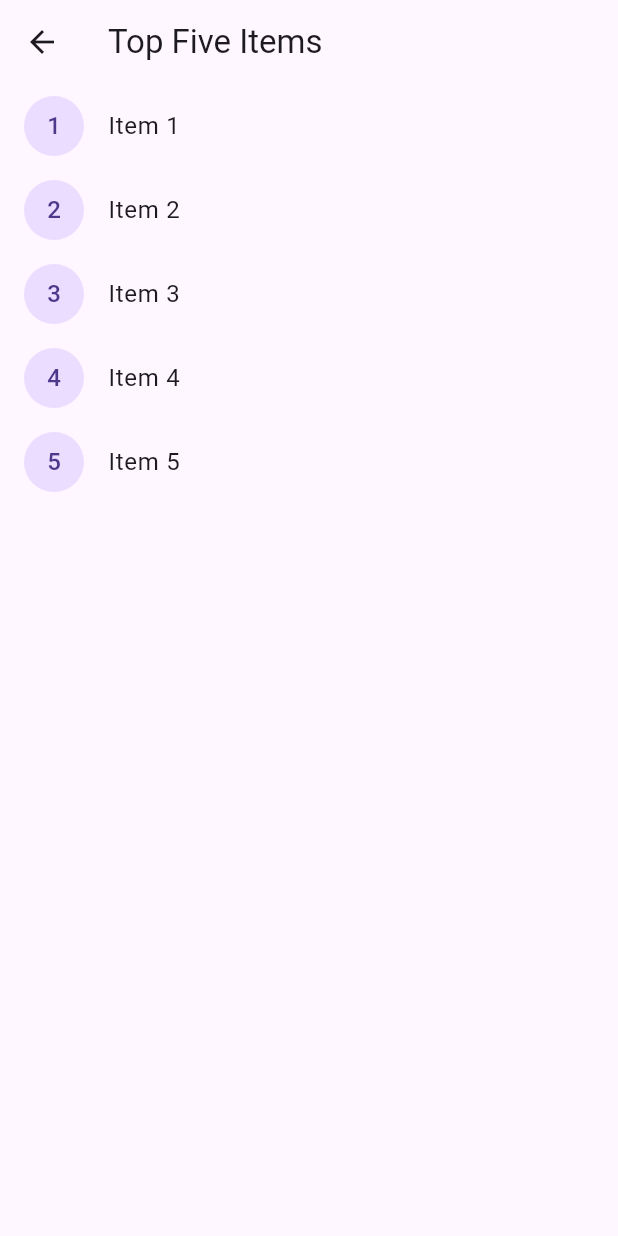
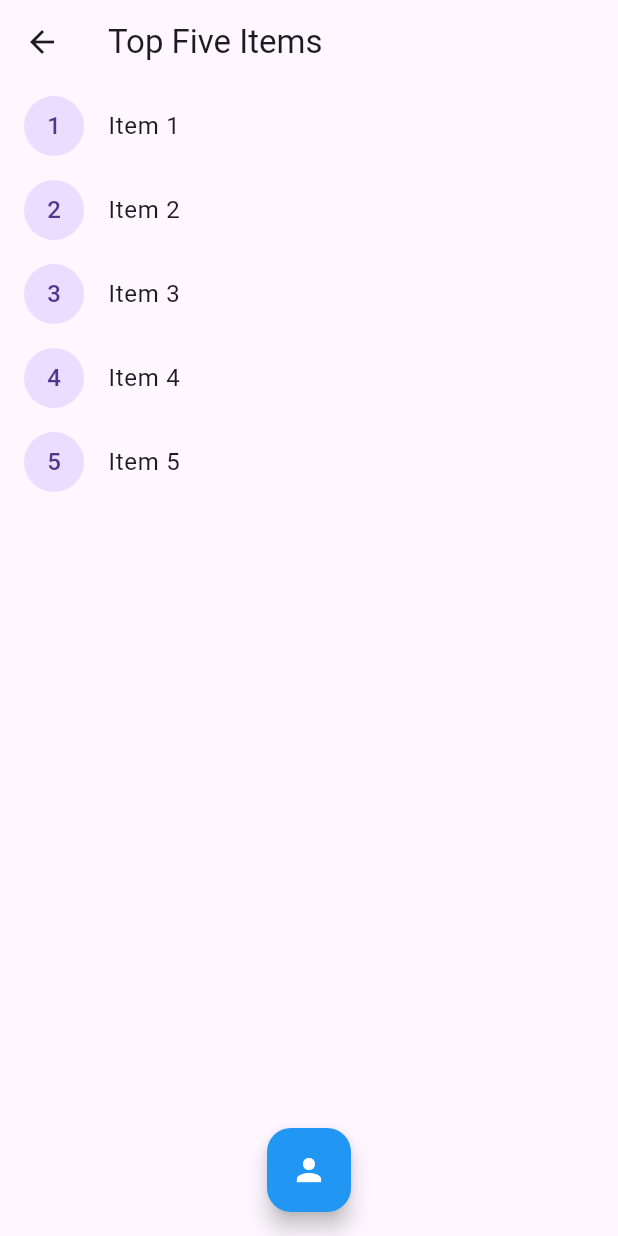
Before and after one commit to CristianRdz/learning-flutter, a Flutter app: the TopFiveScreen screen opened by its route, on a phone screen of 412 x 824 dp. Run offline on Flutter 3.47's test engine with Material 3 defaults, Android fonts, the phone set to English and light mode, and no system bars.

Commit message:
Refactor code structure and update imports in main.dart

```diff
--- a/lib/main.dart
+++ b/lib/main.dart
@@ -1,4 +1,4 @@
-import 'package:empty/modules/home/screens/home.dart';
+import 'package:empty/navigation/home.dart';
 import 'package:empty/modules/home/screens/splash_screen.dart';
 import 'package:empty/modules/profile/screens/profile.dart';
 import 'package:empty/modules/reservations/screens/list';
--- a/lib/modules/top/screens/list.dart
+++ b/lib/modules/top/screens/list.dart
@@ -19,6 +19,14 @@ class _TopFiveScreenState extends State<TopFiveScreen> {
   @override
   Widget build(BuildContext context) {
     return Scaffold(
+      floatingActionButton: FloatingActionButton(
+          backgroundColor: Colors.blue,
+          foregroundColor: Colors.white,
+          onPressed: () {
+            Navigator.pushNamed(context, '/profile');
+          },
+          child: Icon(Icons.person)),
+      floatingActionButtonLocation: FloatingActionButtonLocation.centerFloat,
       appBar: AppBar(
         title: Text('Top Five Items'),
       ),
--- a/lib/modules/home/screens/home.dart
+++ b/lib/navigation/home.dart
@@ -12,6 +12,9 @@ class _HomeState extends State<Home> {
   @override
   Widget build(BuildContext context) {
     return Scaffold(
+      appBar: AppBar(
+        title: const Text('Home'),
+      ),
       floatingActionButton: FloatingActionButton(
         backgroundColor: Colors.blue,
         foregroundColor: Colors.white,
```
Also changed, not shown: 1 other file.
